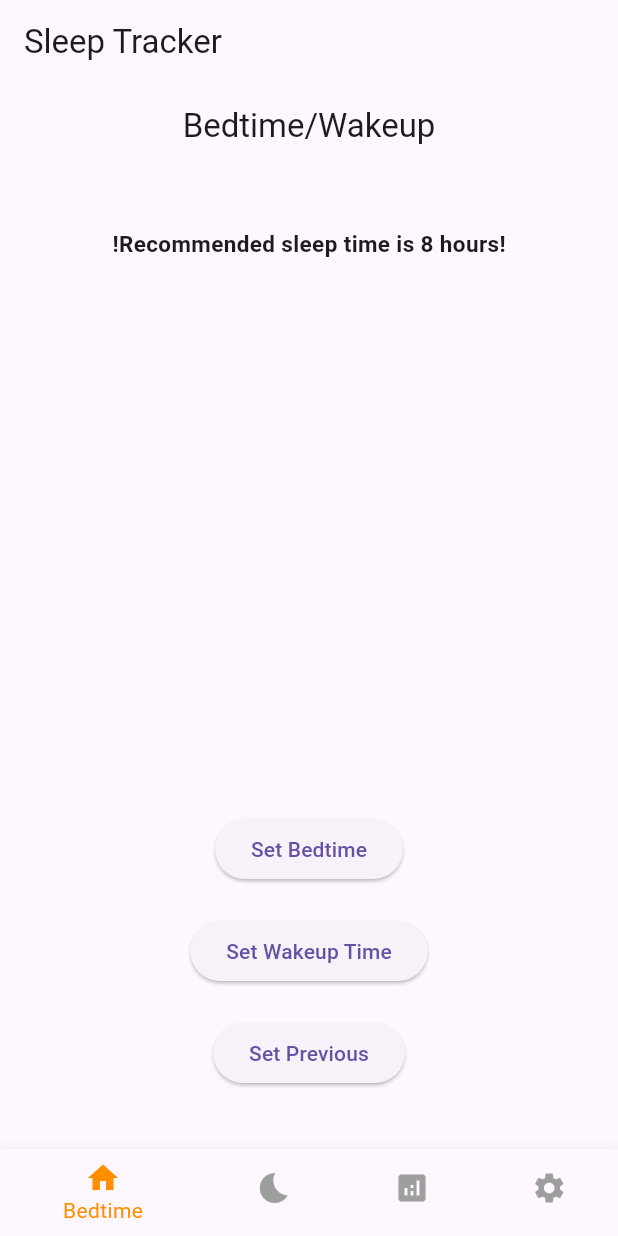
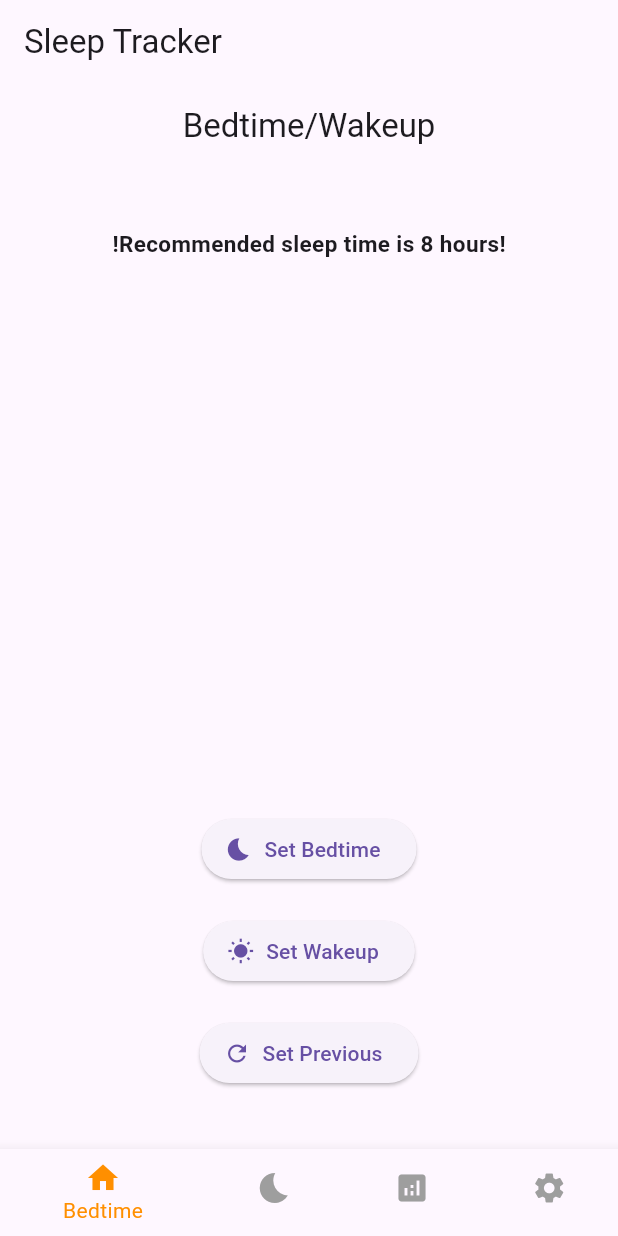
Before and after one commit to ellaMyler/Bedtime_Buddy, a Flutter app: the screen it shows after launch, on a phone screen of 412 x 824 dp. Run offline on Flutter 3.47's test engine with Material 3 defaults, Android fonts, the phone set to English and light mode, and no system bars; our stand-ins replace firebase_core, firebase_database; accounts and stored records are empty.

Commit message:
Added icons to buttons
***may change***

```diff
--- a/lib/bedtime_page.dart
+++ b/lib/bedtime_page.dart
@@ -46,25 +46,28 @@ class _BedtimePageState extends State<BedtimePage> {
             child: Column(
               mainAxisAlignment: MainAxisAlignment.end,
               children: [
-                ElevatedButton(
+                ElevatedButton.icon(
                   onPressed: () {
                     _selectTime(true);
                   },
-                  child: const Text('Set Bedtime'),
+                  icon: Icon(Icons.bedtime),
+                  label: const Text('Set Bedtime'),
                 ),
                 const SizedBox(height: 20),
-                ElevatedButton(
+                ElevatedButton.icon(
                   onPressed: () {
                     _selectTime(false);
                   },
-                  child: const Text('Set Wakeup Time'),
+                  icon: Icon(Icons.wb_sunny),
+                  label: const Text('Set Wakeup'),
                 ),
                 const SizedBox(height: 20),
-                ElevatedButton(
+                ElevatedButton.icon(
                   onPressed: () {
                     //_setPrevious();
                   },
-                  child: const Text('Set Previous'),
+                  icon: Icon(Icons.refresh),
+                  label: const Text('Set Previous'),
                 ),
                 const SizedBox(height: 20),
                 bedtime != null && wakeupTime != null
```
